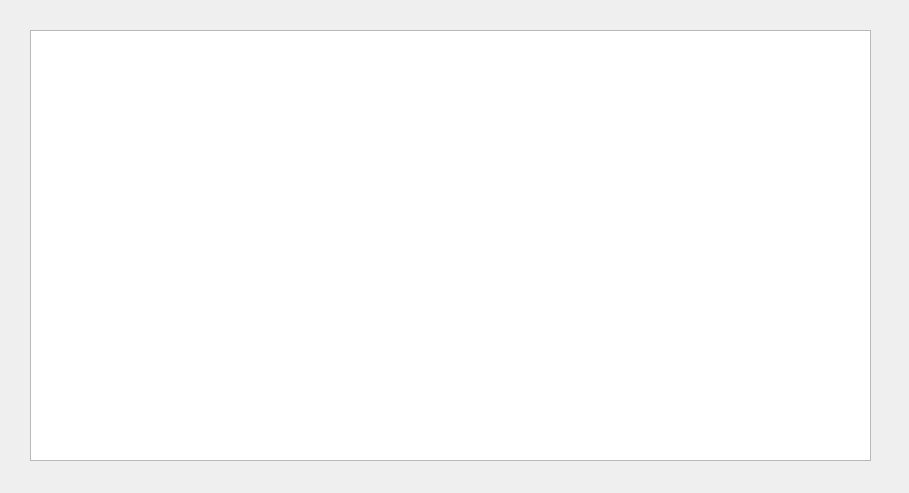
The window that resultswindow.ui (minno22/RugbyAnalyser) describes before a commit, drawn with Qt 5.
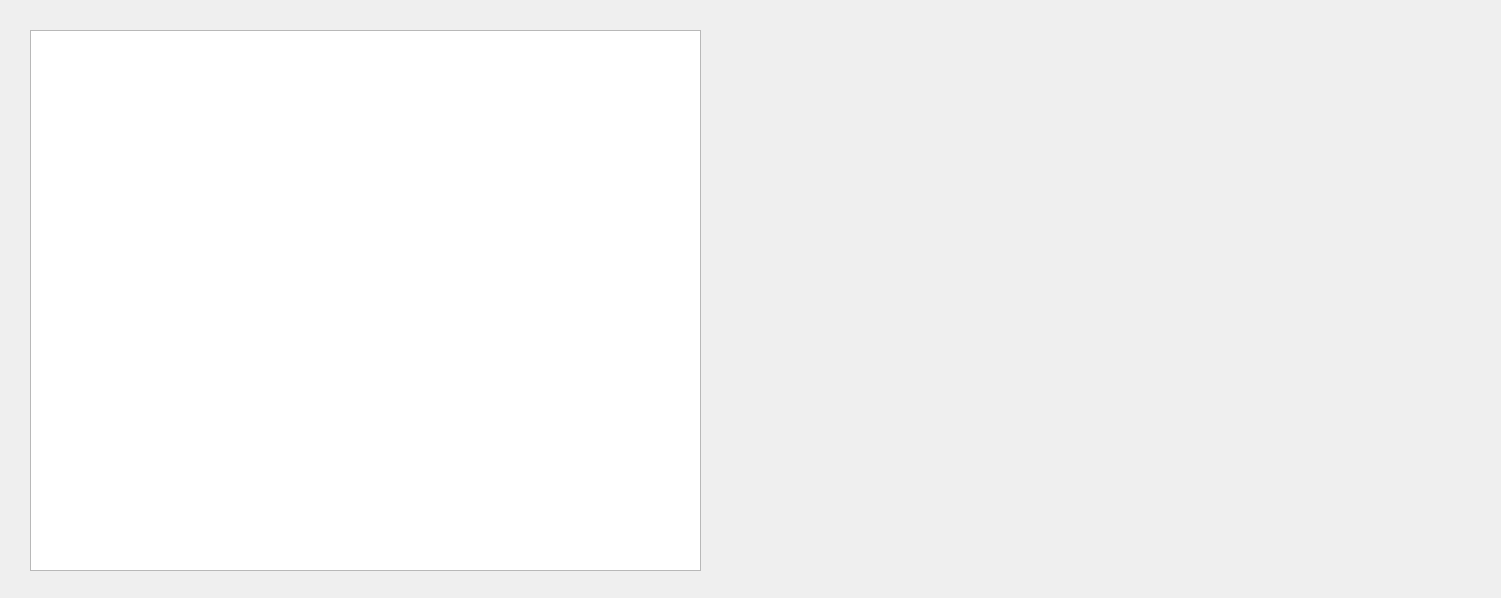
The same window after the commit.

What changed in the file:
```diff
--- a/resultswindow.ui
+++ b/resultswindow.ui
@@ -6,8 +6,8 @@
    <rect>
     <x>0</x>
     <y>0</y>
-    <width>909</width>
-    <height>493</height>
+    <width>1501</width>
+    <height>598</height>
    </rect>
   </property>
   <property name="windowTitle">
@@ -18,11 +18,22 @@
     <rect>
      <x>30</x>
      <y>30</y>
-     <width>841</width>
-     <height>431</height>
+     <width>671</width>
+     <height>541</height>
     </rect>
    </property>
   </widget>
+  <widget class="QWidget" name="verticalLayoutWidget">
+   <property name="geometry">
+    <rect>
+     <x>730</x>
+     <y>30</y>
+     <width>611</width>
+     <height>541</height>
+    </rect>
+   </property>
+   <layout class="QVBoxLayout" name="verticalLayout"/>
+  </widget>
  </widget>
  <resources/>
  <connections/>
```
